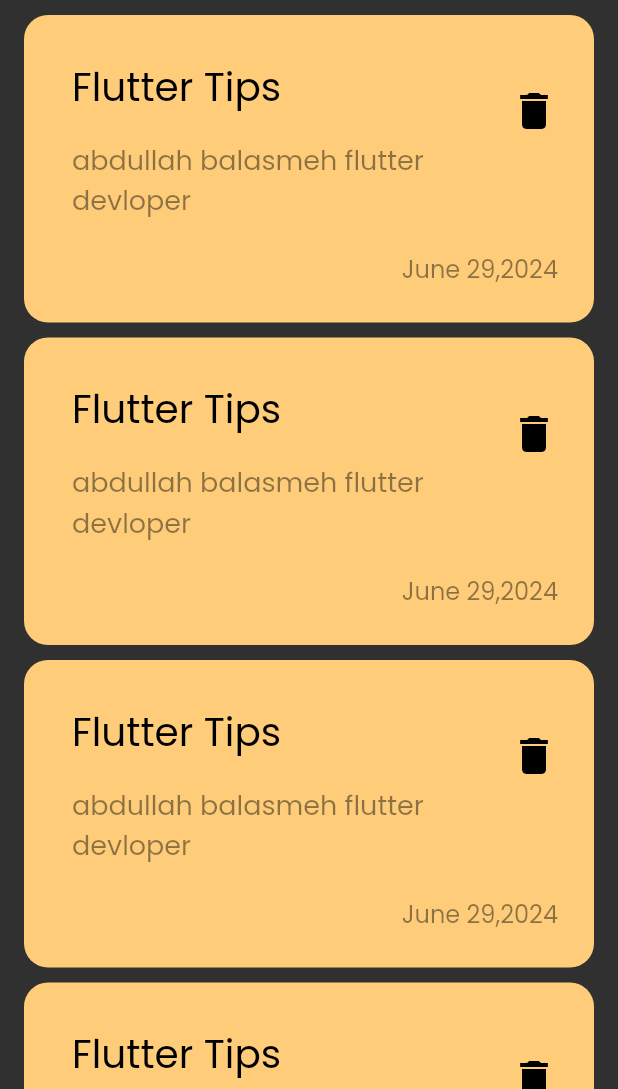
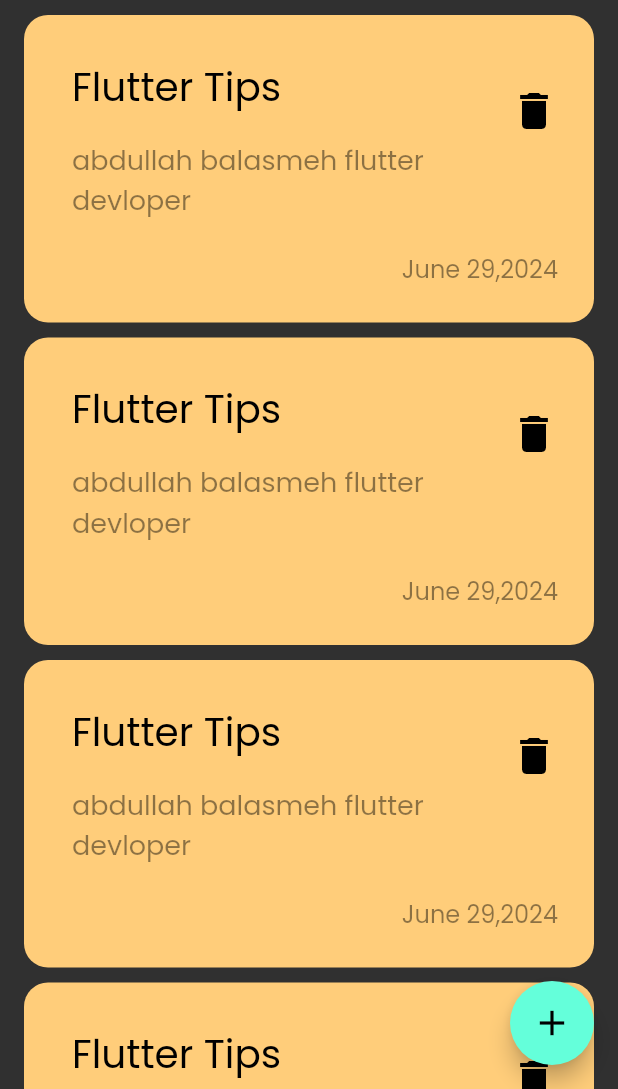
Before and after one commit to Abdullah-Balasmeh/note_app, a Flutter app: the screen it shows after launch, on a phone screen of 412 x 824 dp, the part 147-1236 px from its top. Run offline on Flutter 3.47's test engine with Material 3 defaults, Android fonts, the phone set to English and light mode, and no system bars.

Commit message:
add float action button

```diff
--- a/lib/views/note_view.dart
+++ b/lib/views/note_view.dart
@@ -6,8 +6,14 @@ class NoteView extends StatelessWidget {
 
   @override
   Widget build(BuildContext context) {
-    return const Scaffold(
-      body: NotesViewBody(),
+    return Scaffold(
+      floatingActionButton: FloatingActionButton(
+          child: const Icon(
+            Icons.add,
+            size: 28,
+          ),
+          onPressed: () {}),
+      body: const NotesViewBody(),
     );
   }
 }
```
